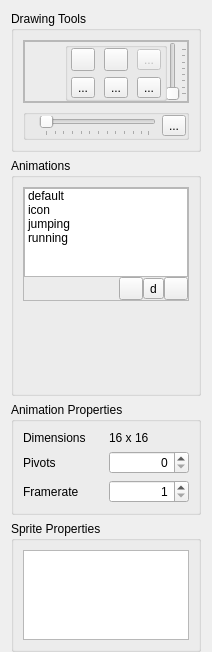
Qt form src/parttoolswidget.ui (eigenbom/MQ-Sprite) before a commit.
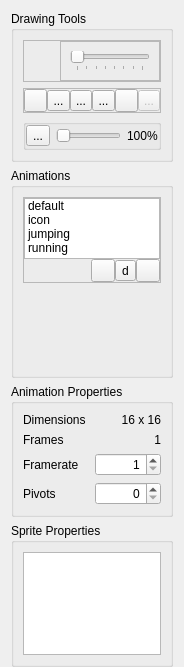
The same form after that commit. Icons and pictures are not drawn. Custom widgets are drawn as their Qt base class.

```diff
--- a/src/parttoolswidget.ui
+++ b/src/parttoolswidget.ui
@@ -6,8 +6,8 @@
    <rect>
     <x>0</x>
     <y>0</y>
-    <width>212</width>
-    <height>652</height>
+    <width>184</width>
+    <height>667</height>
    </rect>
   </property>
   <property name="sizePolicy">
@@ -18,7 +18,7 @@
   </property>
   <property name="minimumSize">
    <size>
-    <width>178</width>
+    <width>50</width>
     <height>0</height>
    </size>
   </property>
@@ -45,35 +45,14 @@
      </property>
      <layout class="QVBoxLayout" name="verticalLayout_9">
       <item>
-       <widget class="QFrame" name="frame_2">
+       <widget class="QFrame" name="frame_4">
         <property name="frameShape">
          <enum>QFrame::StyledPanel</enum>
         </property>
         <property name="frameShadow">
          <enum>QFrame::Raised</enum>
         </property>
-        <layout class="QVBoxLayout" name="verticalLayout_4">
-         <property name="leftMargin">
-          <number>0</number>
-         </property>
-         <property name="topMargin">
-          <number>0</number>
-         </property>
-         <property name="rightMargin">
-          <number>0</number>
-         </property>
-         <property name="bottomMargin">
-          <number>0</number>
-         </property>
-         <item>
-          <widget class="QFrame" name="frame">
-           <property name="frameShape">
-            <enum>QFrame::StyledPanel</enum>
-           </property>
-           <property name="frameShadow">
-            <enum>QFrame::Raised</enum>
-           </property>
-           <layout class="QHBoxLayout" name="horizontalLayout_2">
+        <layout class="QHBoxLayout" name="horizontalLayout">
             <property name="spacing">
              <number>0</number>
             </property>
@@ -91,6 +70,12 @@
             </property>
             <item>
              <widget class="QToolButton" name="toolButtonColour">
+           <property name="minimumSize">
+            <size>
+             <width>32</width>
+             <height>32</height>
+            </size>
+           </property>
               <property name="toolTip">
                <string/>
               </property>
@@ -103,7 +88,7 @@
               </property>
               <property name="icon">
                <iconset resource="../icons.qrc">
-                <normaloff>:/icon/icons/gentleface/2x2_grid_icon&amp;16.png</normaloff>:/icon/icons/gentleface/2x2_grid_icon&amp;16.png</iconset>
+             <normaloff>:/icon/icons/gentleface/2x2_grid_icon&amp;32.png</normaloff>:/icon/icons/gentleface/2x2_grid_icon&amp;32.png</iconset>
               </property>
               <property name="iconSize">
                <size>
@@ -123,8 +108,63 @@
              </widget>
             </item>
             <item>
-             <widget class="QGroupBox" name="groupBox">
-              <layout class="QGridLayout" name="gridLayout_2">
+          <widget class="QFrame" name="frame_5">
+           <property name="frameShape">
+            <enum>QFrame::StyledPanel</enum>
+           </property>
+           <property name="frameShadow">
+            <enum>QFrame::Raised</enum>
+           </property>
+           <layout class="QHBoxLayout" name="horizontalLayout_5">
+            <item>
+             <widget class="QSlider" name="hSliderPenSize">
+              <property name="toolTip">
+               <string>Brush Size</string>
+              </property>
+              <property name="minimum">
+               <number>1</number>
+              </property>
+              <property name="maximum">
+               <number>8</number>
+              </property>
+              <property name="pageStep">
+               <number>1</number>
+              </property>
+              <property name="orientation">
+               <enum>Qt::Horizontal</enum>
+              </property>
+              <property name="invertedAppearance">
+               <bool>false</bool>
+              </property>
+              <property name="invertedControls">
+               <bool>false</bool>
+              </property>
+              <property name="tickPosition">
+               <enum>QSlider::TicksBelow</enum>
+              </property>
+              <property name="tickInterval">
+               <number>1</number>
+              </property>
+             </widget>
+            </item>
+           </layout>
+          </widget>
+         </item>
+        </layout>
+       </widget>
+      </item>
+      <item>
+       <widget class="QFrame" name="frame_6">
+        <property name="frameShape">
+         <enum>QFrame::StyledPanel</enum>
+        </property>
+        <property name="frameShadow">
+         <enum>QFrame::Raised</enum>
+        </property>
+        <layout class="QHBoxLayout" name="horizontalLayout_7">
+         <property name="spacing">
+          <number>0</number>
+         </property>
                <property name="leftMargin">
                 <number>0</number>
                </property>
@@ -137,7 +177,7 @@
                <property name="bottomMargin">
                 <number>0</number>
                </property>
-               <item row="0" column="1">
+         <item>
                 <widget class="QToolButton" name="toolButtonDraw">
                  <property name="toolTip">
                   <string>Draw</string>
@@ -157,44 +197,7 @@
                  </property>
                 </widget>
                </item>
-               <item row="0" column="2">
-                <widget class="QToolButton" name="toolButtonErase">
-                 <property name="toolTip">
-                  <string>Erase</string>
-                 </property>
-                 <property name="text">
-                  <string/>
-                 </property>
-                 <property name="icon">
-                  <iconset resource="../icons.qrc">
-                   <normaloff>:/icon/icons/eraser.png</normaloff>:/icon/icons/eraser.png</iconset>
-                 </property>
-                 <property name="checkable">
-                  <bool>true</bool>
-                 </property>
-                </widget>
-               </item>
-               <item row="1" column="3">
-                <widget class="QToolButton" name="toolButtonStamp">
-                 <property name="toolTip">
-                  <string>Stamp</string>
-                 </property>
-                 <property name="text">
-                  <string>...</string>
-                 </property>
-                 <property name="icon">
-                  <iconset resource="../icons.qrc">
-                   <normaloff>:/icon/icons/stamp-2.png</normaloff>:/icon/icons/stamp-2.png</iconset>
-                 </property>
-                 <property name="checkable">
-                  <bool>true</bool>
-                 </property>
-                 <property name="arrowType">
-                  <enum>Qt::NoArrow</enum>
-                 </property>
-                </widget>
-               </item>
-               <item row="1" column="1">
+         <item>
                 <widget class="QToolButton" name="toolButtonPickColour">
                  <property name="toolTip">
                   <string>Pick Colour</string>
@@ -208,7 +211,27 @@
                  </property>
                 </widget>
                </item>
-               <item row="1" column="2">
+         <item>
+          <widget class="QToolButton" name="toolButtonStamp">
+           <property name="toolTip">
+            <string>Stamp</string>
+           </property>
+           <property name="text">
+            <string>...</string>
+           </property>
+           <property name="icon">
+            <iconset resource="../icons.qrc">
+             <normaloff>:/icon/icons/stamp-2.png</normaloff>:/icon/icons/stamp-2.png</iconset>
+           </property>
+           <property name="checkable">
+            <bool>true</bool>
+           </property>
+           <property name="arrowType">
+            <enum>Qt::NoArrow</enum>
+           </property>
+          </widget>
+         </item>
+         <item>
                 <widget class="QToolButton" name="toolButtonCopy">
                  <property name="text">
                   <string>...</string>
@@ -219,7 +242,24 @@
                  </property>
                 </widget>
                </item>
-               <item row="0" column="3">
+         <item>
+          <widget class="QToolButton" name="toolButtonErase">
+           <property name="toolTip">
+            <string>Erase</string>
+           </property>
+           <property name="text">
+            <string/>
+           </property>
+           <property name="icon">
+            <iconset resource="../icons.qrc">
+             <normaloff>:/icon/icons/eraser.png</normaloff>:/icon/icons/eraser.png</iconset>
+           </property>
+           <property name="checkable">
+            <bool>true</bool>
+           </property>
+          </widget>
+         </item>
+         <item>
                 <widget class="QToolButton" name="toolButtonFill">
                  <property name="enabled">
                   <bool>false</bool>
@@ -240,40 +280,6 @@
              </widget>
             </item>
             <item>
-             <widget class="QSlider" name="hSliderPenSize">
-              <property name="toolTip">
-               <string>Brush Size</string>
-              </property>
-              <property name="minimum">
-               <number>1</number>
-              </property>
-              <property name="maximum">
-               <number>8</number>
-              </property>
-              <property name="pageStep">
-               <number>1</number>
-              </property>
-              <property name="invertedAppearance">
-               <bool>false</bool>
-              </property>
-              <property name="invertedControls">
-               <bool>false</bool>
-              </property>
-              <property name="tickPosition">
-               <enum>QSlider::TicksBelow</enum>
-              </property>
-              <property name="tickInterval">
-               <number>1</number>
-              </property>
-             </widget>
-            </item>
-           </layout>
-          </widget>
-         </item>
-        </layout>
-       </widget>
-      </item>
-      <item>
        <widget class="QGroupBox" name="groupBox">
         <layout class="QHBoxLayout" name="horizontalLayout_3">
          <property name="leftMargin">
@@ -289,12 +295,19 @@
           <number>0</number>
          </property>
          <item>
-          <widget class="QLabel" name="label">
+          <widget class="QToolButton" name="toolButtonFitToWindow">
+           <property name="enabled">
+            <bool>true</bool>
+           </property>
+           <property name="toolTip">
+            <string>Fit To Window</string>
+           </property>
            <property name="text">
-            <string/>
+            <string>...</string>
            </property>
-           <property name="pixmap">
-            <pixmap resource="../icons.qrc">:/icon/icons/gentleface/zoom_icon&amp;16.png</pixmap>
+           <property name="icon">
+            <iconset resource="../icons.qrc">
+             <normaloff>:/icon/icons/gentleface/zoom_icon&amp;16.png</normaloff>:/icon/icons/gentleface/zoom_icon&amp;16.png</iconset>
            </property>
           </widget>
          </item>
@@ -306,6 +319,9 @@
              <height>0</height>
             </size>
            </property>
+           <property name="styleSheet">
+            <string notr="true"/>
+           </property>
            <property name="minimum">
             <number>1</number>
            </property>
@@ -325,7 +341,7 @@
             <bool>false</bool>
            </property>
            <property name="tickPosition">
-            <enum>QSlider::TicksBelow</enum>
+            <enum>QSlider::NoTicks</enum>
            </property>
            <property name="tickInterval">
             <number>4</number>
@@ -333,19 +349,9 @@
           </widget>
          </item>
          <item>
-          <widget class="QToolButton" name="toolButtonFitToWindow">
-           <property name="enabled">
-            <bool>true</bool>
-           </property>
-           <property name="toolTip">
-            <string>Fit To Window</string>
-           </property>
+          <widget class="QLabel" name="label">
            <property name="text">
-            <string>...</string>
-           </property>
-           <property name="icon">
-            <iconset resource="../icons.qrc">
-             <normaloff>:/icon/icons/gentleface/cursor_drag_arrow_2_icon&amp;16.png</normaloff>:/icon/icons/gentleface/cursor_drag_arrow_2_icon&amp;16.png</iconset>
+            <string>100%</string>
            </property>
           </widget>
          </item>
@@ -397,7 +403,7 @@
          <item>
           <widget class="ModeListWidget" name="listWidgetModes">
            <property name="sizePolicy">
-            <sizepolicy hsizetype="Preferred" vsizetype="MinimumExpanding">
+            <sizepolicy hsizetype="Preferred" vsizetype="Preferred">
              <horstretch>0</horstretch>
              <verstretch>0</verstretch>
             </sizepolicy>
@@ -411,7 +417,7 @@
            <property name="maximumSize">
             <size>
              <width>16777215</width>
-             <height>300</height>
+             <height>150</height>
             </size>
            </property>
            <property name="horizontalScrollBarPolicy">
@@ -571,14 +577,17 @@
       <bool>false</bool>
      </property>
      <layout class="QGridLayout" name="gridLayout">
-      <item row="0" column="1">
-       <widget class="QLabel" name="labelModeSize">
+      <item row="1" column="1">
+       <widget class="QLabel" name="label_6">
         <property name="text">
-         <string>16 x 16</string>
+         <string>1</string>
+        </property>
+        <property name="alignment">
+         <set>Qt::AlignRight|Qt::AlignTrailing|Qt::AlignVCenter</set>
         </property>
        </widget>
       </item>
-      <item row="1" column="1">
+      <item row="3" column="1">
        <widget class="QSpinBox" name="spinBoxNumPivots">
         <property name="toolTip">
          <string>Pivot Count</string>
@@ -591,13 +600,37 @@
         </property>
        </widget>
       </item>
-      <item row="1" column="0">
+      <item row="0" column="1">
+       <widget class="QLabel" name="labelModeSize">
+        <property name="text">
+         <string>16 x 16</string>
+        </property>
+        <property name="alignment">
+         <set>Qt::AlignRight|Qt::AlignTrailing|Qt::AlignVCenter</set>
+        </property>
+       </widget>
+      </item>
+      <item row="3" column="0">
        <widget class="QLabel" name="label_3">
         <property name="text">
          <string>Pivots</string>
         </property>
        </widget>
       </item>
+      <item row="0" column="0">
+       <widget class="QLabel" name="label_2">
+        <property name="text">
+         <string>Dimensions</string>
+        </property>
+       </widget>
+      </item>
+      <item row="1" column="0">
+       <widget class="QLabel" name="label_5">
+        <property name="text">
+         <string>Frames</string>
+        </property>
+       </widget>
+      </item>
       <item row="2" column="0">
        <widget class="QLabel" name="label_4">
         <property name="text">
@@ -621,13 +654,6 @@
         </property>
        </widget>
       </item>
-      <item row="0" column="0">
-       <widget class="QLabel" name="label_2">
-        <property name="text">
-         <string>Dimensions</string>
-        </property>
-       </widget>
-      </item>
      </layout>
     </widget>
    </item>
```
Lines whose indentation alone changed are shown as unchanged.
